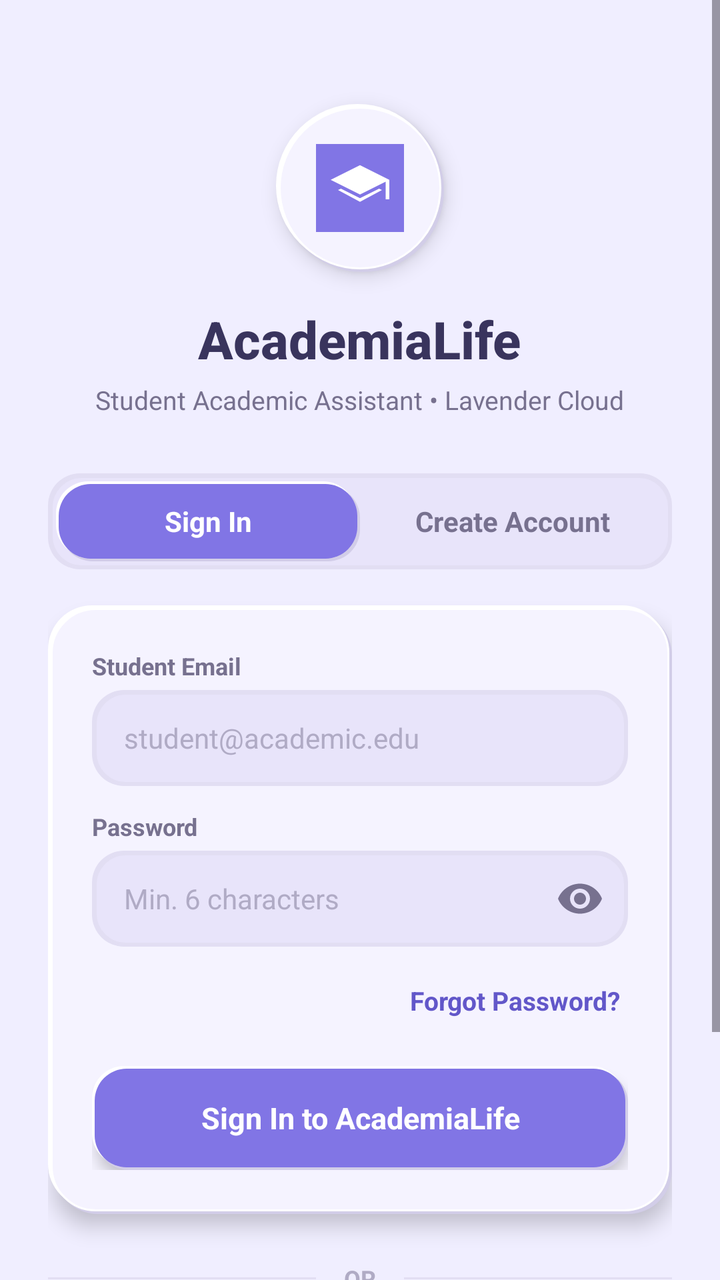
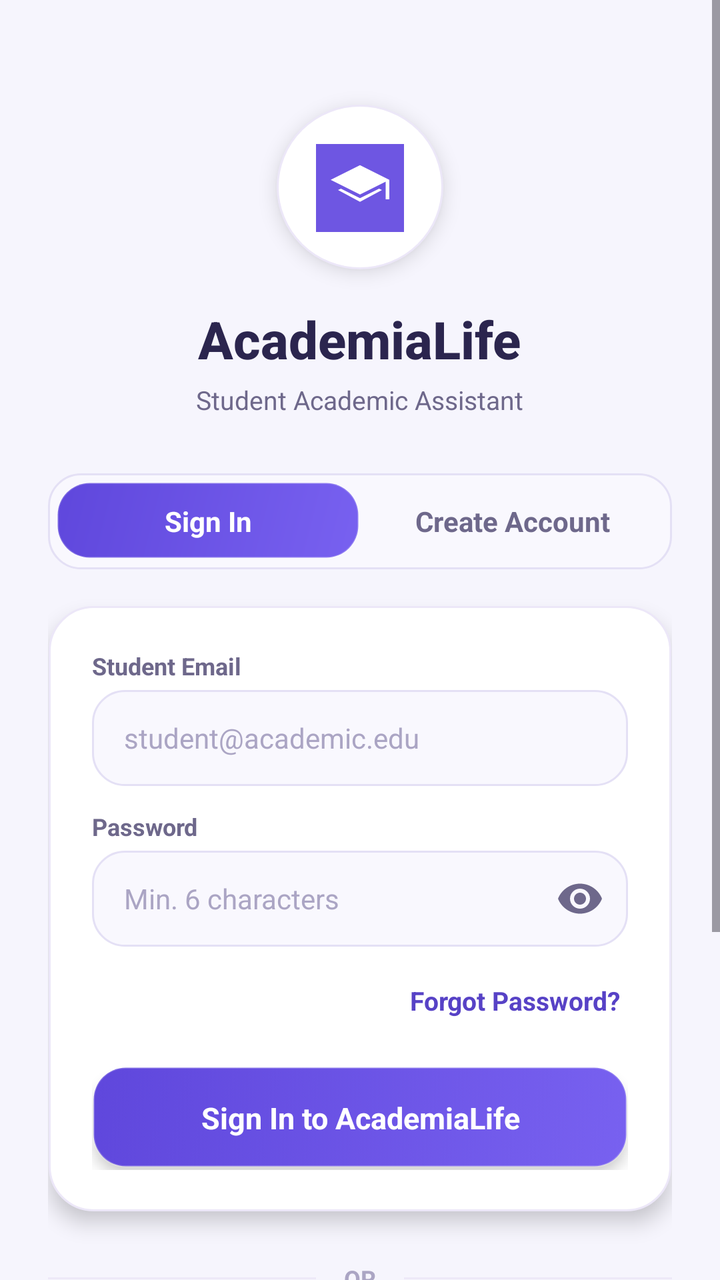

Screens rendered from an Android XML layout before and after an edit, with the pre-edit source and the edit as a unified diff.
<!-- AndroidManifest.xml: application theme Theme.AcademiaLife -->
<!-- res/layout/activity_login.xml -->
<?xml version="1.0" encoding="utf-8"?>
<ScrollView xmlns:android="http://schemas.android.com/apk/res/android"
    android:layout_width="match_parent"
    android:layout_height="match_parent"
    android:background="@color/neu_bg"
    android:fillViewport="true"
    android:fitsSystemWindows="true">

    <LinearLayout
        android:layout_width="match_parent"
        android:layout_height="wrap_content"
        android:orientation="vertical"
        android:paddingStart="24dp"
        android:paddingEnd="24dp"
        android:paddingTop="36dp"
        android:paddingBottom="36dp"
        android:gravity="center_horizontal">

        
        <FrameLayout
            android:layout_width="84dp"
            android:layout_height="84dp"
            android:layout_marginTop="16dp"
            android:background="@drawable/bg_neumorphic_circle_idle"
            android:elevation="6dp">

            <ImageView
                android:layout_width="44dp"
                android:layout_height="44dp"
                android:layout_gravity="center"
                android:src="@drawable/ic_launcher"
                android:contentDescription="AcademiaLife Logo" />
        </FrameLayout>

        
        <TextView
            android:layout_width="wrap_content"
            android:layout_height="wrap_content"
            android:layout_marginTop="16dp"
            android:text="AcademiaLife"
            android:textColor="@color/text_primary"
            android:textSize="26sp"
            android:fontFamily="sans-serif-medium"
            android:textStyle="bold" />

        <TextView
            android:layout_width="wrap_content"
            android:layout_height="wrap_content"
            android:layout_marginTop="4dp"
            android:text="Student Academic Assistant • Lavender Cloud"
            android:textColor="@color/text_secondary"
            android:textSize="13sp" />

        
        <LinearLayout
            android:layout_width="match_parent"
            android:layout_height="48dp"
            android:layout_marginTop="28dp"
            android:background="@drawable/bg_neumorphic_sunken"
            android:orientation="horizontal"
            android:padding="4dp">

            <TextView
                android:id="@+id/tabSignIn"
                android:layout_width="0dp"
                android:layout_height="match_parent"
                android:layout_weight="1"
                android:background="@drawable/bg_neumorphic_btn_primary_idle"
                android:gravity="center"
                android:text="Sign In"
                android:textColor="@color/white"
                android:textSize="14sp"
                android:textStyle="bold" />

            <TextView
                android:id="@+id/tabRegister"
                android:layout_width="0dp"
                android:layout_height="match_parent"
                android:layout_weight="1"
                android:background="@android:color/transparent"
                android:gravity="center"
                android:text="Create Account"
                android:textColor="@color/text_secondary"
                android:textSize="14sp"
                android:textStyle="bold" />
        </LinearLayout>

        
        <LinearLayout
            android:layout_width="match_parent"
            android:layout_height="wrap_content"
            android:layout_marginTop="18dp"
            android:background="@drawable/bg_neumorphic_card"
            android:elevation="6dp"
            android:orientation="vertical"
            android:padding="22dp">

            
            <TextView
                android:id="@+id/tvAuthError"
                android:layout_width="match_parent"
                android:layout_height="wrap_content"
                android:layout_marginBottom="14dp"
                android:background="@drawable/bg_pill_critical"
                android:padding="12dp"
                android:text="Error message goes here"
                android:textColor="@color/status_critical"
                android:textSize="13sp"
                android:visibility="gone" />

            
            <TextView
                android:id="@+id/tvAuthSuccess"
                android:layout_width="match_parent"
                android:layout_height="wrap_content"
                android:layout_marginBottom="14dp"
                android:background="@drawable/bg_pill_safe"
                android:padding="12dp"
                android:text="Success message"
                android:textColor="@color/status_safe"
                android:textSize="13sp"
                android:visibility="gone" />

            
            <TextView
                android:id="@+id/lblFullName"
                android:layout_width="wrap_content"
                android:layout_height="wrap_content"
                android:text="Full Name"
                android:textColor="@color/text_secondary"
                android:textSize="12sp"
                android:textStyle="bold"
                android:visibility="gone" />

            <EditText
                android:id="@+id/etFullName"
                android:layout_width="match_parent"
                android:layout_height="48dp"
                android:layout_marginTop="4dp"
                android:layout_marginBottom="12dp"
                android:background="@drawable/bg_neumorphic_sunken"
                android:hint="e.g. Vinayak Rathod"
                android:inputType="textPersonName"
                android:paddingStart="16dp"
                android:paddingEnd="16dp"
                android:textColor="@color/text_primary"
                android:textColorHint="@color/text_disabled"
                android:textSize="14sp"
                android:visibility="gone" />

            
            <TextView
                android:id="@+id/lblCollege"
                android:layout_width="wrap_content"
                android:layout_height="wrap_content"
                android:text="College / University"
                android:textColor="@color/text_secondary"
                android:textSize="12sp"
                android:textStyle="bold"
                android:visibility="gone" />

            <EditText
                android:id="@+id/etCollege"
                android:layout_width="match_parent"
                android:layout_height="48dp"
                android:layout_marginTop="4dp"
                android:layout_marginBottom="12dp"
                android:background="@drawable/bg_neumorphic_sunken"
                android:hint="e.g. Engineering Institute"
                android:inputType="textCapWords"
                android:paddingStart="16dp"
                android:paddingEnd="16dp"
                android:textColor="@color/text_primary"
                android:textColorHint="@color/text_disabled"
                android:textSize="14sp"
                android:visibility="gone" />

            
            <TextView
                android:layout_width="wrap_content"
                android:layout_height="wrap_content"
                android:text="Student Email"
                android:textColor="@color/text_secondary"
                android:textSize="12sp"
                android:textStyle="bold" />

            <EditText
                android:id="@+id/etEmail"
                android:layout_width="match_parent"
                android:layout_height="48dp"
                android:layout_marginTop="4dp"
                android:layout_marginBottom="12dp"
                android:background="@drawable/bg_neumorphic_sunken"
                android:hint="student@academic.edu"
                android:inputType="textEmailAddress"
                android:paddingStart="16dp"
                android:paddingEnd="16dp"
                android:textColor="@color/text_primary"
                android:textColorHint="@color/text_disabled"
                android:textSize="14sp" />

            
            <TextView
                android:layout_width="wrap_content"
                android:layout_height="wrap_content"
                android:text="Password"
                android:textColor="@color/text_secondary"
                android:textSize="12sp"
                android:textStyle="bold" />

            <RelativeLayout
                android:layout_width="match_parent"
                android:layout_height="48dp"
                android:layout_marginTop="4dp"
                android:layout_marginBottom="12dp">

                <EditText
                    android:id="@+id/etPassword"
                    android:layout_width="match_parent"
                    android:layout_height="match_parent"
                    android:background="@drawable/bg_neumorphic_sunken"
                    android:fontFamily="sans-serif"
                    android:hint="Min. 6 characters"
                    android:inputType="textPassword"
                    android:paddingStart="16dp"
                    android:paddingEnd="48dp"
                    android:textColor="@color/text_primary"
                    android:textColorHint="@color/text_disabled"
                    android:textSize="14sp" />

                <ImageView
                    android:id="@+id/ivTogglePassword"
                    android:layout_width="36dp"
                    android:layout_height="36dp"
                    android:layout_alignParentEnd="true"
                    android:layout_centerVertical="true"
                    android:layout_marginEnd="6dp"
                    android:padding="6dp"
                    android:src="@drawable/ic_visibility"
                    android:contentDescription="Toggle Password Visibility" />
            </RelativeLayout>

            
            <TextView
                android:id="@+id/lblConfirmPassword"
                android:layout_width="wrap_content"
                android:layout_height="wrap_content"
                android:text="Confirm Password"
                android:textColor="@color/text_secondary"
                android:textSize="12sp"
                android:textStyle="bold"
                android:visibility="gone" />

            <RelativeLayout
                android:id="@+id/layoutConfirmPassword"
                android:layout_width="match_parent"
                android:layout_height="48dp"
                android:layout_marginTop="4dp"
                android:layout_marginBottom="12dp"
                android:visibility="gone">

                <EditText
                    android:id="@+id/etConfirmPassword"
                    android:layout_width="match_parent"
                    android:layout_height="match_parent"
                    android:background="@drawable/bg_neumorphic_sunken"
                    android:fontFamily="sans-serif"
                    android:hint="Re-enter password"
                    android:inputType="textPassword"
                    android:paddingStart="16dp"
                    android:paddingEnd="48dp"
                    android:textColor="@color/text_primary"
                    android:textColorHint="@color/text_disabled"
                    android:textSize="14sp" />

                <ImageView
                    android:id="@+id/ivToggleConfirmPassword"
                    android:layout_width="36dp"
                    android:layout_height="36dp"
                    android:layout_alignParentEnd="true"
                    android:layout_centerVertical="true"
                    android:layout_marginEnd="6dp"
                    android:padding="6dp"
                    android:src="@drawable/ic_visibility"
                    android:contentDescription="Toggle Confirm Password Visibility" />
            </RelativeLayout>

            
            <TextView
                android:id="@+id/btnForgotPassword"
                android:layout_width="wrap_content"
                android:layout_height="wrap_content"
                android:layout_gravity="end"
                android:layout_marginTop="2dp"
                android:layout_marginBottom="16dp"
                android:padding="4dp"
                android:text="Forgot Password?"
                android:textColor="@color/lavender_deep"
                android:textSize="13sp"
                android:textStyle="bold" />

            
            <FrameLayout
                android:layout_width="match_parent"
                android:layout_height="52dp"
                android:layout_marginTop="4dp">

                <TextView
                    android:id="@+id/btnSubmit"
                    android:layout_width="match_parent"
                    android:layout_height="match_parent"
                    android:background="@drawable/bg_neumorphic_btn_primary"
                    android:elevation="4dp"
                    android:gravity="center"
                    android:text="Sign In to AcademiaLife"
                    android:textColor="@color/white"
                    android:textSize="15sp"
                    android:textStyle="bold" />

                <ProgressBar
                    android:id="@+id/progressBar"
                    android:layout_width="26dp"
                    android:layout_height="26dp"
                    android:layout_gravity="center"
                    android:indeterminateTint="@color/white"
                    android:visibility="gone" />
            </FrameLayout>

        </LinearLayout>

        
        <LinearLayout
            android:layout_width="match_parent"
            android:layout_height="wrap_content"
            android:layout_marginTop="24dp"
            android:layout_marginBottom="24dp"
            android:gravity="center_vertical"
            android:orientation="horizontal">

            <View
                android:layout_width="0dp"
                android:layout_height="1dp"
                android:layout_weight="1"
                android:background="@color/lavender_divider" />

            <TextView
                android:layout_width="wrap_content"
                android:layout_height="wrap_content"
                android:paddingStart="14dp"
                android:paddingEnd="14dp"
                android:text="OR"
                android:textColor="@color/text_disabled"
                android:textSize="12sp"
                android:textStyle="bold" />

            <View
                android:layout_width="0dp"
                android:layout_height="1dp"
                android:layout_weight="1"
                android:background="@color/lavender_divider" />
        </LinearLayout>

        
        <TextView
            android:id="@+id/btnGuest"
            android:layout_width="match_parent"
            android:layout_height="48dp"
            android:background="@drawable/bg_neumorphic_btn"
            android:elevation="3dp"
            android:gravity="center"
            android:text="Continue as Guest Student"
            android:textColor="@color/lavender_deep"
            android:textSize="14sp"
            android:textStyle="bold" />

        
        <TextView
            android:layout_width="wrap_content"
            android:layout_height="wrap_content"
            android:layout_marginTop="22dp"
            android:text="☁️ Powered by Firebase • End-to-End Cloud Sync"
            android:textColor="@color/text_secondary"
            android:textSize="12sp" />

    </LinearLayout>
</ScrollView>
<!-- resources referenced by this layout -->
<resources>
  <color name="lavender_deep">#6257C9</color>
  <color name="lavender_divider">#E2DEF3</color>
  <color name="neu_bg">#F0EEFF</color>
  <color name="status_critical">#D86C82</color>
  <color name="status_safe">#5B9B83</color>
  <color name="text_disabled">#B0ABC5</color>
  <color name="text_primary">#39345D</color>
  <color name="text_secondary">#77718F</color>
  <!-- drawable bg_neumorphic_btn_primary_idle (drawable) -->
  <?xml version="1.0" encoding="utf-8"?>
  <layer-list xmlns:android="http://schemas.android.com/apk/res/android">
      <item
          android:left="2.5dp"
          android:top="2.5dp">
          <shape android:shape="rectangle">
              <corners android:radius="16dp" />
              <solid android:color="@color/lavender_dark_shadow" />
          </shape>
      </item>
      <item
          android:right="2.5dp"
          android:bottom="2.5dp">
          <shape android:shape="rectangle">
              <corners android:radius="16dp" />
              <solid android:color="@color/lavender_light_shadow" />
          </shape>
      </item>
      <item
          android:left="1.5dp"
          android:top="1.5dp"
          android:right="1.5dp"
          android:bottom="1.5dp">
          <shape android:shape="rectangle">
              <corners android:radius="16dp" />
              <solid android:color="@color/lavender_primary" />
          </shape>
      </item>
  </layer-list>
  <!-- drawable bg_neumorphic_card (drawable) -->
  <?xml version="1.0" encoding="utf-8"?>
  <layer-list xmlns:android="http://schemas.android.com/apk/res/android">
      
      <item
          android:left="3dp"
          android:top="3dp">
          <shape android:shape="rectangle">
              <corners android:radius="22dp" />
              <solid android:color="@color/lavender_dark_shadow" />
          </shape>
      </item>
  
      
      <item
          android:right="3dp"
          android:bottom="3dp">
          <shape android:shape="rectangle">
              <corners android:radius="22dp" />
              <solid android:color="@color/lavender_light_shadow" />
          </shape>
      </item>
  
      
      <item
          android:left="1.5dp"
          android:top="1.5dp"
          android:right="1.5dp"
          android:bottom="1.5dp">
          <shape android:shape="rectangle">
              <corners android:radius="22dp" />
              <solid android:color="@color/lavender_card" />
              <stroke
                  android:width="1dp"
                  android:color="@color/lavender_light_shadow" />
          </shape>
      </item>
  </layer-list>
  <!-- drawable bg_neumorphic_circle_idle (drawable) -->
  <?xml version="1.0" encoding="utf-8"?>
  <layer-list xmlns:android="http://schemas.android.com/apk/res/android">
      <item
          android:left="2.5dp"
          android:top="2.5dp">
          <shape android:shape="oval">
              <solid android:color="@color/lavender_dark_shadow" />
          </shape>
      </item>
      <item
          android:right="2.5dp"
          android:bottom="2.5dp">
          <shape android:shape="oval">
              <solid android:color="@color/lavender_light_shadow" />
          </shape>
      </item>
      <item
          android:left="1.5dp"
          android:top="1.5dp"
          android:right="1.5dp"
          android:bottom="1.5dp">
          <shape android:shape="oval">
              <solid android:color="@color/lavender_card" />
              <stroke
                  android:width="1dp"
                  android:color="@color/lavender_light_shadow" />
          </shape>
      </item>
  </layer-list>
  <!-- drawable bg_neumorphic_sunken (drawable) -->
  <?xml version="1.0" encoding="utf-8"?>
  <layer-list xmlns:android="http://schemas.android.com/apk/res/android">
      
      <item>
          <shape android:shape="rectangle">
              <corners android:radius="16dp" />
              <solid android:color="@color/lavender_divider" />
          </shape>
      </item>
  
      
      <item
          android:left="1.5dp"
          android:top="1.5dp"
          android:right="1dp"
          android:bottom="1dp">
          <shape android:shape="rectangle">
              <corners android:radius="15dp" />
              <solid android:color="@color/lavender_surface" />
              <stroke
                  android:width="1dp"
                  android:color="@color/lavender_divider" />
          </shape>
      </item>
  </layer-list>
  <!-- drawable bg_neumorphic_btn_idle (drawable) -->
  <?xml version="1.0" encoding="utf-8"?>
  <layer-list xmlns:android="http://schemas.android.com/apk/res/android">
      
      <item
          android:left="2.5dp"
          android:top="2.5dp">
          <shape android:shape="rectangle">
              <corners android:radius="16dp" />
              <solid android:color="@color/lavender_dark_shadow" />
          </shape>
      </item>
  
      
      <item
          android:right="2.5dp"
          android:bottom="2.5dp">
          <shape android:shape="rectangle">
              <corners android:radius="16dp" />
              <solid android:color="@color/lavender_light_shadow" />
          </shape>
      </item>
  
      
      <item
          android:left="1.5dp"
          android:top="1.5dp"
          android:right="1.5dp"
          android:bottom="1.5dp">
          <shape android:shape="rectangle">
              <corners android:radius="16dp" />
              <solid android:color="@color/lavender_card" />
              <stroke
                  android:width="1dp"
                  android:color="@color/lavender_light_shadow" />
          </shape>
      </item>
  </layer-list>
  <color name="lavender_dark_shadow">#D2CDE8</color>
  <color name="lavender_light_shadow">#FFFFFF</color>
  <color name="lavender_primary">#8175E5</color>
  <color name="lavender_card">#F5F3FF</color>
  <color name="lavender_surface">#E8E4FA</color>
  <color name="status_critical_bg">#FBF0F2</color>
  <color name="status_safe_bg">#EDF6F2</color>
  <color name="brand_primary">#8175E5</color>
  <color name="lavender_bg">#F0EEFF</color>
  <!-- unchanged entries left out for length: 12 -->
</resources>

<!-- the commit's change to res/layout/activity_login.xml (unified diff, before → after) -->
@@ -47,7 +47,7 @@
             android:layout_width="wrap_content"
             android:layout_height="wrap_content"
             android:layout_marginTop="4dp"
-            android:text="Student Academic Assistant • Lavender Cloud"
+            android:text="Student Academic Assistant"
             android:textColor="@color/text_secondary"
             android:textSize="13sp" />
 
@@ -361,15 +361,43 @@
         </LinearLayout>
 
         
+        <LinearLayout
+            android:id="@+id/btnGoogleSignIn"
+            android:layout_width="match_parent"
+            android:layout_height="50dp"
+            android:background="@drawable/bg_neumorphic_btn"
+            android:clickable="true"
+            android:elevation="3dp"
+            android:focusable="true"
+            android:gravity="center"
+            android:orientation="horizontal">
+
+            <ImageView
+                android:layout_width="22dp"
+                android:layout_height="22dp"
+                android:layout_marginEnd="12dp"
+                android:src="@drawable/ic_google"
+                android:contentDescription="Google Logo" />
+
+            <TextView
+                android:layout_width="wrap_content"
+                android:layout_height="wrap_content"
+                android:text="Continue with Google"
+                android:textColor="@color/text_primary"
+                android:textSize="14sp"
+                android:textStyle="bold" />
+        </LinearLayout>
+
+        
         <TextView
             android:id="@+id/btnGuest"
             android:layout_width="match_parent"
             android:layout_height="48dp"
-            android:background="@drawable/bg_neumorphic_btn"
-            android:elevation="3dp"
+            android:layout_marginTop="12dp"
+            android:background="@drawable/bg_neumorphic_sunken"
             android:gravity="center"
             android:text="Continue as Guest Student"
-            android:textColor="@color/lavender_deep"
+            android:textColor="@color/text_secondary"
             android:textSize="14sp"
             android:textStyle="bold" />
 
@@ -377,10 +405,13 @@
         <TextView
             android:layout_width="wrap_content"
             android:layout_height="wrap_content"
-            android:layout_marginTop="22dp"
-            android:text="☁️ Powered by Firebase • End-to-End Cloud Sync"
-            android:textColor="@color/text_secondary"
-            android:textSize="12sp" />
+            android:layout_marginTop="28dp"
+            android:layout_marginBottom="16dp"
+            android:text="Developed and Managed by Vinay Rathod"
+            android:textColor="@color/lavender_deep"
+            android:textSize="13sp"
+            android:fontFamily="sans-serif-medium"
+            android:textStyle="bold" />
 
     </LinearLayout>
 </ScrollView>
<!-- resource entries referenced after the edit -->
@@ -1,40 +1,44 @@
 <!-- resources referenced by this layout -->
 <resources>
-  <color name="lavender_deep">#6257C9</color>
-  <color name="lavender_divider">#E2DEF3</color>
-  <color name="neu_bg">#F0EEFF</color>
-  <color name="status_critical">#D86C82</color>
-  <color name="status_safe">#5B9B83</color>
-  <color name="text_disabled">#B0ABC5</color>
-  <color name="text_primary">#39345D</color>
-  <color name="text_secondary">#77718F</color>
+  <color name="lavender_deep">#5742C6</color>
+  <color name="lavender_divider">#EDE9F8</color>
+  <color name="neu_bg">#F6F5FD</color>
+  <color name="status_critical">#E5536F</color>
+  <color name="status_safe">#34A877</color>
+  <color name="text_disabled">#ABA5C4</color>
+  <color name="text_primary">#2B254E</color>
+  <color name="text_secondary">#6E688B</color>
   <!-- drawable bg_neumorphic_btn_primary_idle (drawable) -->
   <?xml version="1.0" encoding="utf-8"?>
   <layer-list xmlns:android="http://schemas.android.com/apk/res/android">
+      
       <item
-          android:left="2.5dp"
-          android:top="2.5dp">
+          android:left="1dp"
+          android:top="2dp"
+          android:right="1dp"
+          android:bottom="2dp">
           <shape android:shape="rectangle">
               <corners android:radius="16dp" />
               <solid android:color="@color/lavender_dark_shadow" />
           </shape>
       </item>
+  
+      
       <item
-          android:right="2.5dp"
-          android:bottom="2.5dp">
-          <shape android:shape="rectangle">
-              <corners android:radius="16dp" />
-              <solid android:color="@color/lavender_light_shadow" />
-          </shape>
-      </item>
-      <item
-          android:left="1.5dp"
-          android:top="1.5dp"
-          android:right="1.5dp"
+          android:left="0.5dp"
+          android:top="0.5dp"
+          android:right="0.5dp"
           android:bottom="1.5dp">
           <shape android:shape="rectangle">
               <corners android:radius="16dp" />
-              <solid android:color="@color/lavender_primary" />
+              <gradient
+                  android:angle="135"
+                  android:startColor="#7861F0"
+                  android:endColor="#5F47DC"
+                  android:type="linear" />
+              <stroke
+                  android:width="1dp"
+                  android:color="#33FFFFFF" />
           </shape>
       </item>
   </layer-list>
@@ -43,8 +47,10 @@
   <layer-list xmlns:android="http://schemas.android.com/apk/res/android">
       
       <item
-          android:left="3dp"
-          android:top="3dp">
+          android:left="1dp"
+          android:top="2dp"
+          android:right="1dp"
+          android:bottom="2dp">
           <shape android:shape="rectangle">
               <corners android:radius="22dp" />
               <solid android:color="@color/lavender_dark_shadow" />
@@ -53,26 +59,16 @@
   
       
       <item
-          android:right="3dp"
-          android:bottom="3dp">
-          <shape android:shape="rectangle">
-              <corners android:radius="22dp" />
-              <solid android:color="@color/lavender_light_shadow" />
-          </shape>
-      </item>
-  
-      
-      <item
-          android:left="1.5dp"
-          android:top="1.5dp"
-          android:right="1.5dp"
+          android:left="0.5dp"
+          android:top="0.5dp"
+          android:right="0.5dp"
           android:bottom="1.5dp">
           <shape android:shape="rectangle">
               <corners android:radius="22dp" />
-              <solid android:color="@color/lavender_card" />
+              <solid android:color="@color/white" />
               <stroke
                   android:width="1dp"
-                  android:color="@color/lavender_light_shadow" />
+                  android:color="@color/neu_border_subtle" />
           </shape>
       </item>
   </layer-list>
@@ -80,65 +76,81 @@
   <?xml version="1.0" encoding="utf-8"?>
   <layer-list xmlns:android="http://schemas.android.com/apk/res/android">
       <item
-          android:left="2.5dp"
-          android:top="2.5dp">
+          android:left="1dp"
+          android:top="2dp"
+          android:right="1dp"
+          android:bottom="2dp">
           <shape android:shape="oval">
               <solid android:color="@color/lavender_dark_shadow" />
           </shape>
       </item>
+  
       <item
-          android:right="2.5dp"
-          android:bottom="2.5dp">
-          <shape android:shape="oval">
-              <solid android:color="@color/lavender_light_shadow" />
-          </shape>
-      </item>
-      <item
-          android:left="1.5dp"
-          android:top="1.5dp"
-          android:right="1.5dp"
+          android:left="0.5dp"
+          android:top="0.5dp"
+          android:right="0.5dp"
           android:bottom="1.5dp">
           <shape android:shape="oval">
-              <solid android:color="@color/lavender_card" />
+              <solid android:color="@color/white" />
               <stroke
                   android:width="1dp"
-                  android:color="@color/lavender_light_shadow" />
+                  android:color="@color/neu_border_subtle" />
           </shape>
       </item>
   </layer-list>
   <!-- drawable bg_neumorphic_sunken (drawable) -->
   <?xml version="1.0" encoding="utf-8"?>
-  <layer-list xmlns:android="http://schemas.android.com/apk/res/android">
+  <selector xmlns:android="http://schemas.android.com/apk/res/android">
+      
+      <item android:state_focused="true">
+          <shape android:shape="rectangle">
+              <corners android:radius="16dp" />
+              <solid android:color="@color/white" />
+              <stroke
+                  android:width="1.8dp"
+                  android:color="@color/lavender_primary" />
+          </shape>
+      </item>
+  
       
       <item>
           <shape android:shape="rectangle">
               <corners android:radius="16dp" />
-              <solid android:color="@color/lavender_divider" />
+              <solid android:color="@color/neu_sunken" />
+              <stroke
+                  android:width="1dp"
+                  android:color="@color/neu_sunken_border" />
           </shape>
       </item>
-  
-      
-      <item
-          android:left="1.5dp"
-          android:top="1.5dp"
-          android:right="1dp"
-          android:bottom="1dp">
-          <shape android:shape="rectangle">
-              <corners android:radius="15dp" />
-              <solid android:color="@color/lavender_surface" />
-              <stroke
-                  android:width="1dp"
-                  android:color="@color/lavender_divider" />
-          </shape>
-      </item>
-  </layer-list>
+  </selector>
+  <!-- drawable ic_google (drawable) -->
+  <vector xmlns:android="http://schemas.android.com/apk/res/android"
+      android:width="24dp"
+      android:height="24dp"
+      android:viewportWidth="24"
+      android:viewportHeight="24">
+      <path
+          android:fillColor="#4285F4"
+          android:pathData="M23.745,12.27c0,-0.71 -0.064,-1.4 -0.182,-2.05H12v4.51h6.6c-0.29,1.52 -1.14,2.82 -2.4,3.68v3.05h3.88c2.27,-2.09 3.665,-5.17 3.665,-9.19z" />
+      <path
+          android:fillColor="#34A853"
+          android:pathData="M12,24c3.24,0 5.95,-1.08 7.93,-2.91l-3.88,-3.05c-1.08,0.72 -2.45,1.16 -4.05,1.16 -3.12,0 -5.77,-2.1 -6.72,-4.93H1.25v3.13C3.28,21.36 7.35,24 12,24z" />
+      <path
+          android:fillColor="#FBBC05"
+          android:pathData="M5.28,14.27c-0.25,-0.72 -0.38,-1.49 -0.38,-2.27s0.14,-1.55 0.38,-2.27V6.6H1.25C0.45,8.22 0,10.05 0,12s0.45,3.78 1.25,5.4l4.03,-3.13z" />
+      <path
+          android:fillColor="#EA4335"
+          android:pathData="M12,4.75c1.77,0 3.35,0.61 4.6,1.8l3.42,-3.42C17.95,1.19 15.24,0 12,0 7.35,0 3.28,2.64 1.25,6.6l4.03,3.13c0.95,-2.83 3.6,-4.98 6.72,-4.98z" />
+  </vector>
   <!-- drawable bg_neumorphic_btn_idle (drawable) -->
   <?xml version="1.0" encoding="utf-8"?>
   <layer-list xmlns:android="http://schemas.android.com/apk/res/android">
       
       <item
-          android:left="2.5dp"
-          android:top="2.5dp">
+          android:left="1dp"
+          android:top="2dp"
+          android:right="1dp"
+          android:bottom="2dp">
           <shape android:shape="rectangle">
               <corners android:radius="16dp" />
               <solid android:color="@color/lavender_dark_shadow" />
@@ -147,38 +159,30 @@
   
       
       <item
-          android:right="2.5dp"
-          android:bottom="2.5dp">
-          <shape android:shape="rectangle">
-              <corners android:radius="16dp" />
-              <solid android:color="@color/lavender_light_shadow" />
-          </shape>
-      </item>
-  
-      
-      <item
-          android:left="1.5dp"
-          android:top="1.5dp"
-          android:right="1.5dp"
+          android:left="0.5dp"
+          android:top="0.5dp"
+          android:right="0.5dp"
           android:bottom="1.5dp">
           <shape android:shape="rectangle">
               <corners android:radius="16dp" />
-              <solid android:color="@color/lavender_card" />
+              <solid android:color="@color/white" />
               <stroke
                   android:width="1dp"
-                  android:color="@color/lavender_light_shadow" />
+                  android:color="@color/neu_border_subtle" />
           </shape>
       </item>
   </layer-list>
-  <color name="lavender_dark_shadow">#D2CDE8</color>
-  <color name="lavender_light_shadow">#FFFFFF</color>
-  <color name="lavender_primary">#8175E5</color>
-  <color name="lavender_card">#F5F3FF</color>
-  <color name="lavender_surface">#E8E4FA</color>
-  <color name="status_critical_bg">#FBF0F2</color>
-  <color name="status_safe_bg">#EDF6F2</color>
-  <color name="brand_primary">#8175E5</color>
-  <color name="lavender_bg">#F0EEFF</color>
+  <color name="lavender_dark_shadow">#D8D3ED</color>
+  <color name="neu_border_subtle">#ECE7F8</color>
+  <color name="lavender_primary">#6E56E2</color>
+  <color name="neu_sunken">#F9F8FE</color>
+  <color name="neu_sunken_border">#E4E0F5</color>
+  <color name="lavender_card">#FFFFFF</color>
+  <color name="lavender_surface">#EEEBFA</color>
+  <color name="status_critical_bg">#FDF0F3</color>
+  <color name="status_safe_bg">#EBF7F1</color>
+  <color name="brand_primary">#6E56E2</color>
+  <color name="lavender_bg">#F6F5FD</color>
   <!-- unchanged entries left out for length: 12 -->
 </resources>
 
